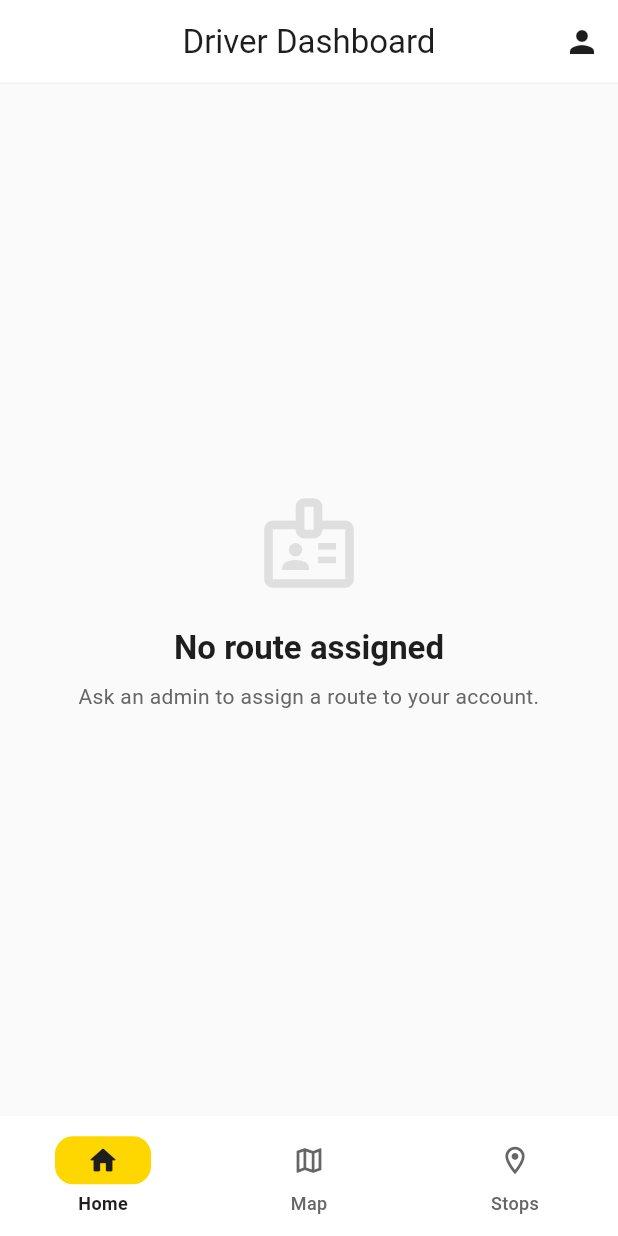
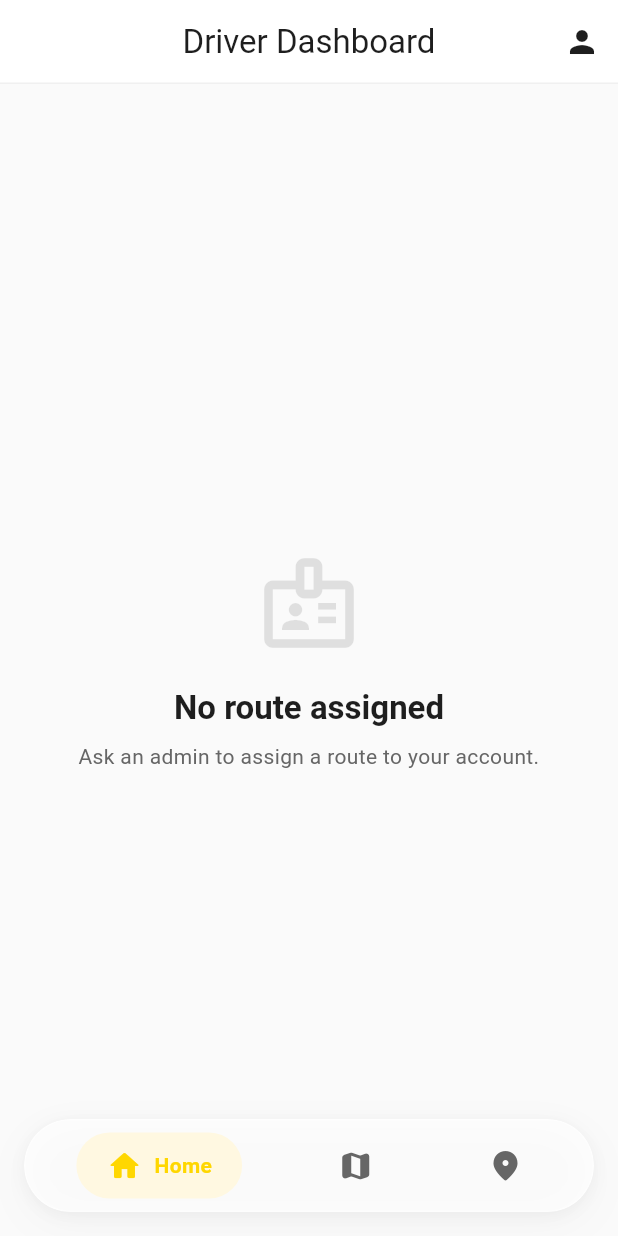
Before and after one commit to PasinduAnjana/school_bus_tracker, a Flutter app: the DriverShell screen opened directly, on a phone screen of 412 x 824 dp. Run offline on Flutter 3.47's test engine with Material 3 defaults, Android fonts, the phone set to English and light mode, and no system bars; our stand-ins replace flutter_dotenv, flutter_local_notifications, flutter_map, latlong2, location, lottie and 2 more; missing offline and left inert: flutter_background_service; accounts and stored records are empty.

Commit message:
Change navbar style

```diff
--- a/lib/screens/admin/admin_shell.dart
+++ b/lib/screens/admin/admin_shell.dart
@@ -7,6 +7,7 @@ import 'monitor_tab.dart';
 import 'users_tab.dart';
 import 'payments_tab.dart';
 import 'routes_tab.dart';
+import '../../widgets/frosted_nav_bar.dart';
 
 class AdminShell extends StatefulWidget {
   const AdminShell({super.key});
@@ -30,6 +31,7 @@ class _AdminShellState extends State<AdminShell> {
   Widget build(BuildContext context) {
     return Consumer<AuthProvider>(
       builder: (_, auth, _) => Scaffold(
+        extendBody: true,
         appBar: AppBar(
           title: Text(_tabs[_index].label),
           actions: [
@@ -52,15 +54,11 @@ class _AdminShellState extends State<AdminShell> {
             MonitorTab(),
           ],
         ),
-        bottomNavigationBar: NavigationBar(
+        bottomNavigationBar: FrostedNavBar(
           selectedIndex: _index,
           onDestinationSelected: (i) => setState(() => _index = i),
-          destinations: _tabs
-              .map(
-                (t) =>
-                    NavigationDestination(icon: Icon(t.icon), label: t.label),
-              )
-              .toList(),
+          icons: _tabs.map((t) => t.icon).toList(),
+          labels: _tabs.map((t) => t.label).toList(),
         ),
       ),
     );
--- a/lib/screens/driver/driver_shell.dart
+++ b/lib/screens/driver/driver_shell.dart
@@ -7,6 +7,7 @@ import '../profile_screen.dart';
 import 'driver_home_page.dart';
 import 'driver_map_page.dart';
 import 'driver_stops_page.dart';
+import '../../widgets/frosted_nav_bar.dart';
 
 class DriverShell extends StatefulWidget {
   const DriverShell({super.key});
@@ -46,6 +47,7 @@ class _DriverShellState extends State<DriverShell> {
   @override
   Widget build(BuildContext context) {
     return Scaffold(
+      extendBody: true,
       appBar: AppBar(
         title: Text(['Driver Dashboard', 'Live Map', 'Stops'][_selectedIndex]),
         actions: [
@@ -66,31 +68,11 @@ class _DriverShellState extends State<DriverShell> {
           DriverStopsPage(onHaltTap: _onHaltTap),
         ],
       ),
-      bottomNavigationBar: NavigationBar(
+      bottomNavigationBar: FrostedNavBar(
         selectedIndex: _selectedIndex,
         onDestinationSelected: (i) => setState(() => _selectedIndex = i),
-        destinations: [
-          NavigationDestination(
-            icon: Icon(
-              _selectedIndex == 0 ? Icons.home_rounded : Icons.home_outlined,
-            ),
-            label: 'Home',
-          ),
-          NavigationDestination(
-            icon: Icon(
-              _selectedIndex == 1 ? Icons.map_rounded : Icons.map_outlined,
-            ),
-            label: 'Map',
-          ),
-          NavigationDestination(
-            icon: Icon(
-              _selectedIndex == 2
-                  ? Icons.location_on_rounded
-                  : Icons.location_on_outlined,
-            ),
-            label: 'Stops',
-          ),
-        ],
+        icons: const [Icons.home_rounded, Icons.map_rounded, Icons.location_on_rounded],
+        labels: const ['Home', 'Map', 'Stops'],
       ),
     );
   }
--- a/lib/screens/parent/parent_shell.dart
+++ b/lib/screens/parent/parent_shell.dart
@@ -7,6 +7,7 @@ import '../profile_screen.dart';
 import 'parent_home_page.dart';
 import 'parent_map_page.dart';
 import 'parent_halts_page.dart';
+import '../../widgets/frosted_nav_bar.dart';
 
 class ParentShell extends StatefulWidget {
   const ParentShell({super.key});
@@ -73,6 +74,7 @@ class _ParentShellState extends State<ParentShell> {
     }
 
     return Scaffold(
+      extendBody: true,
       appBar: AppBar(
         title: Text(['Home', 'Live Map', 'Stops'][_selectedIndex]),
         actions: [
@@ -117,31 +119,11 @@ class _ParentShellState extends State<ParentShell> {
           ParentHaltsPage(routeId: _selectedRouteId, onHaltTap: _onHaltTap),
         ],
       ),
-      bottomNavigationBar: NavigationBar(
+      bottomNavigationBar: FrostedNavBar(
         selectedIndex: _selectedIndex,
         onDestinationSelected: (i) => setState(() => _selectedIndex = i),
-        destinations: [
-          NavigationDestination(
-            icon: Icon(
-              _selectedIndex == 0 ? Icons.home_rounded : Icons.home_outlined,
-            ),
-            label: 'Home',
-          ),
-          NavigationDestination(
-            icon: Icon(
-              _selectedIndex == 1 ? Icons.map_rounded : Icons.map_outlined,
-            ),
-            label: 'Map',
-          ),
-          NavigationDestination(
-            icon: Icon(
-              _selectedIndex == 2
-                  ? Icons.location_on_rounded
-                  : Icons.location_on_outlined,
-            ),
-            label: 'Stops',
-          ),
-        ],
+        icons: const [Icons.home_rounded, Icons.map_rounded, Icons.location_on_rounded],
+        labels: const ['Home', 'Map', 'Stops'],
       ),
     );
   }
--- /dev/null
+++ b/lib/widgets/frosted_nav_bar.dart
@@ -0,0 +1,84 @@
+import 'package:flutter/material.dart';
+import 'frosted_card.dart';
+
+class FrostedNavBar extends StatelessWidget {
+  final int selectedIndex;
+  final ValueChanged<int> onDestinationSelected;
+  final List<IconData> icons;
+  final List<String> labels;
+
+  const FrostedNavBar({
+    super.key,
+    required this.selectedIndex,
+    required this.onDestinationSelected,
+    required this.icons,
+    required this.labels,
+  });
+
+  @override
+  Widget build(BuildContext context) {
+    return SafeArea(
+      child: FrostedCard(
+        margin: const EdgeInsets.fromLTRB(16, 0, 16, 16),
+        padding: const EdgeInsets.symmetric(horizontal: 8, vertical: 8),
+        borderRadius: 32,
+        child: Row(
+          mainAxisAlignment: MainAxisAlignment.spaceAround,
+          children: List.generate(icons.length, (index) {
+            final isSelected = index == selectedIndex;
+            final theme = Theme.of(context);
+
+            return GestureDetector(
+              onTap: () => onDestinationSelected(index),
+              behavior: HitTestBehavior.opaque,
+              child: AnimatedContainer(
+                duration: const Duration(milliseconds: 300),
+                curve: Curves.easeOutQuint,
+                padding: EdgeInsets.symmetric(
+                  horizontal: isSelected ? 20 : 12,
+                  vertical: 10,
+                ),
+                decoration: BoxDecoration(
+                  color: isSelected
+                      ? theme.colorScheme.primaryContainer
+                      : Colors.transparent,
+                  borderRadius: BorderRadius.circular(24),
+                ),
+                child: Row(
+                  mainAxisSize: MainAxisSize.min,
+                  children: [
+                    Icon(
+                      icons[index],
+                      color: isSelected
+                          ? theme.colorScheme.primary
+                          : theme.colorScheme.onSurfaceVariant,
+                      size: 24,
+                    ),
+                    ClipRect(
+                      child: AnimatedSize(
+                        duration: const Duration(milliseconds: 300),
+                        curve: Curves.easeOutQuint,
+                        child: isSelected
+                            ? Padding(
+                                padding: const EdgeInsets.only(left: 8),
+                                child: Text(
+                                  labels[index],
+                                  style: TextStyle(
+                                    color: theme.colorScheme.primary,
+                                    fontWeight: FontWeight.w600,
+                                  ),
+                                ),
+                              )
+                            : const SizedBox.shrink(),
+                      ),
+                    ),
+                  ],
+                ),
+              ),
+            );
+          }),
+        ),
+      ),
+    );
+  }
+}
```
